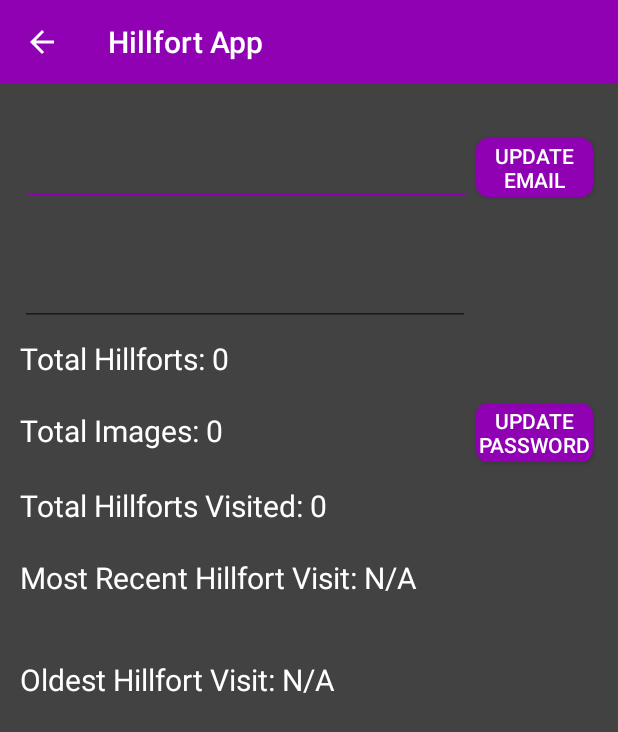
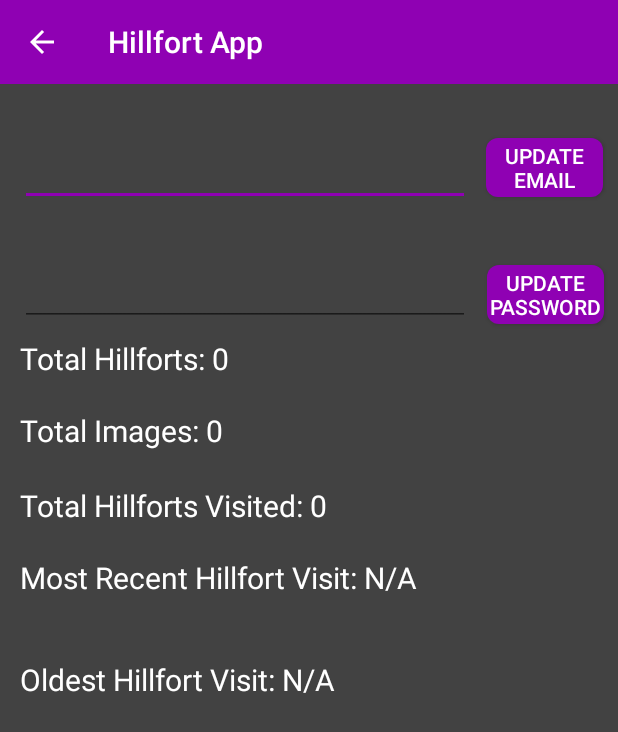
Before and after one commit to niallmul97/HillfortApp, an Android app: the SettingsActivity screen opened directly, with no data from a screen before it, after a tap on "UPDATE EMAIL", on a phone screen of 412 x 824 dp. Shown: the top 732 px of the screen. Run offline under Robolectric (Android 15) with nearby library versions, the phone set to English and light mode, and no system bars.

Commit message:
Model view presenter added to settings as well as minor ui changes

```diff
--- a/app/src/main/AndroidManifest.xml
+++ b/app/src/main/AndroidManifest.xml
@@ -16,9 +16,9 @@
             android:name=".activities.HillfortMapsActivity"
             android:label="@string/title_activity_hillfort_maps"
             android:theme="@style/AppTheme.NoActionBar"></activity>
-        <activity android:name=".activities.SettingsActivity" />
+        <activity android:name="views.settings.SettingsActivity" />
         <activity
-            android:name="views.login.LoginActivity"
+            android:name="views.login.LoginView"
             android:label="@string/title_activity_login"
             android:theme="@style/AppTheme.NoActionBar" />
 
--- a/app/src/main/java/com/example/hillfort/activities/SettingsActivity.kt
+++ /dev/null
@@ -1,173 +0,0 @@
-package com.example.hillfort.activities
-
-import androidx.appcompat.app.AppCompatActivity
-import android.os.Bundle
-import com.example.hillfort.R
-import com.example.hillfort.main.MainApp
-import kotlinx.android.synthetic.main.activity_maps.*
-import kotlinx.android.synthetic.main.activity_settings.*
-import org.jetbrains.anko.AnkoLogger
-import org.jetbrains.anko.toast
-import java.text.SimpleDateFormat
-import java.util.*
-import kotlin.collections.ArrayList
-
-class SettingsActivity : AppCompatActivity(), AnkoLogger {
-
-    lateinit var app : MainApp
-
-    override fun onCreate(savedInstanceState: Bundle?) {
-        super.onCreate(savedInstanceState)
-        app = application as MainApp
-        setContentView(R.layout.activity_settings)
-
-        //toolbar is setup
-        toolbarSettings.title = title
-        setSupportActionBar(toolbarSettings)
-
-        //up button activated
-        supportActionBar?.setDisplayHomeAsUpEnabled(true)
-
-        //displays the users email
-        displayEmail.setText(app.currentUser.email)
-
-        //displays the users password (not as plain text, current password cannot be seen)
-        displayPassword.setText(app.currentUser.password)
-
-        //displays the current amount of hillforts the logged in user has added
-        displayTotalHillforts.setText("Total Hillforts: "+ app.currentUser.hillforts.size)
-
-        //count of visited hillforts
-        var visitedCount = 0
-
-        //date formatter
-        val formatter = SimpleDateFormat("dd/MM/yyyy", Locale.ENGLISH )
-
-        //loops through all the current users' hillforts and iterates the count for each one visited
-        for (hillforts in app.currentUser.hillforts){
-            if (hillforts.visited){
-                visitedCount++
-            }
-        }
-
-        //display the number of visited hillforts
-        displayTotalHillfortsVisited.setText("Total Hillforts Visited: " +visitedCount)
-
-        //count for images
-        var imageCount = 0
-
-        //image count is set to the total number of images the current user has uploaded
-        app.currentUser.hillforts.forEach{
-            imageCount += it.image.size
-        }
-
-        //displays the amount of images
-        displayTotalImages.setText("Total Images: "+imageCount)
-
-        //initializes and arraylist for all the dates
-        var allDates: ArrayList<Date?> = ArrayList()
-
-        //loops through all the dates visited for every hillfort
-        app.currentUser.hillforts.forEach{
-
-            //when the date visited is not "", the date parsed as a valid date and is added to the arraylist
-            if (it.dateVisited != ""){
-                allDates.add(formatter.parse(it.dateVisited))
-            }
-        }
-
-        //so long as there is something in the arraylist
-        if (allDates.size > 0){
-
-            //the oldest visit becomes the first date in the arraylist
-            var oldestVisited = allDates[0]
-
-            //the newest visit becomes the first date in the arraylist
-            var newestVisited = allDates[0]
-
-            //loops through the arraylist
-            for (i in allDates){
-
-                //if any of the dates in the list are before the current oldest, that older date is now the new oldest date
-                if (i!!.before(oldestVisited)){
-                    oldestVisited = i
-                }
-
-                //if any of the dates in the list are after the current newest, that newer date is now the new newest date
-                if (i.after(newestVisited)){
-                    newestVisited = i
-                }
-            }
-            //displays the newest date
-            displayMostRecentlyVisited.setText("Most Recent Hillfort Visit: "+newestVisited)
-
-            //displays the oldest date
-            displayOldestVisited.setText("Oldest Hillfort Visit: "+oldestVisited)
-
-        }else{
-            //otherwise display that the newest and oldest dates are N/A
-            displayMostRecentlyVisited.setText("Most Recent Hillfort Visit: N/A")
-            displayOldestVisited.setText("Oldest Hillfort Visit: N/A")
-        }
-
-        //when the update email button is pressed
-        updateEmail.setOnClickListener {
-
-            //new email string is initialized
-            var newEmail = ""
-
-            //so long as the email in the text field is not the same as the current user's current email
-            if (displayEmail.text.toString() != app.currentUser.email){
-
-                //that email in the the text field is the aforementioned "newEmail"
-                newEmail = displayEmail.text.toString()
-
-                //if the newEmail is not ""
-                if (newEmail != ""){
-
-                    //if a user with the "newEmail" cannot be found
-                    if (app.users.findByEmail(newEmail) == null){
-
-                        //then current user's email is updated to the newEmail
-                        app.currentUser.email = newEmail
-                        app.users.update(app.currentUser)
-                        toast("Email updated")
-
-                        //otherwise a user with that email already exists
-                    } else toast("A user with that email already exists")
-
-                    //the email entered was ""
-                }else toast("Please enter a valid email")
-
-                //the email entered was the same as the current one
-            }else toast("Please enter a different email to your current one")
-        }
-
-        //when the update password button is pressed
-        updatePassword.setOnClickListener {
-
-            //newPassword is initialized as ""
-            var newPassword = ""
-
-            //if the password in the text field is not the same as the current user's current password
-            if (displayPassword.text.toString() != app.currentUser.password){
-
-                //then the newPassword is equal to what is in the text field
-                newPassword = displayPassword.text.toString()
-
-                //so log as the newPassword isn't "", the newPassword is set and the user is updated
-                if (newPassword != ""){
-                    app.currentUser.password = newPassword
-                    app.users.update(app.currentUser)
-                    toast("Password Updated")
-                }else toast("Please enter a valid password")
-            }else toast("Please enter a different password to your current one")
-        }
-    }
-
-    //up button is setup to act like the back button
-    override fun onSupportNavigateUp(): Boolean {
-        super.onBackPressed()
-        return true
-    }
-}
--- a/app/src/main/java/com/example/hillfort/activities/SplashActivity.kt
+++ b/app/src/main/java/com/example/hillfort/activities/SplashActivity.kt
@@ -5,7 +5,7 @@ import android.os.Bundle
 import android.os.Handler
 import androidx.appcompat.app.AppCompatActivity
 import com.example.hillfort.R
-import views.login.LoginActivity
+import views.login.LoginView
 
 class SplashActivity : AppCompatActivity() {
     private var mDelayHandler: Handler? = null
@@ -15,7 +15,7 @@ class SplashActivity : AppCompatActivity() {
         if (!isFinishing) {
 
             //Points to the login activity
-            val intent = Intent(applicationContext, LoginActivity::class.java)
+            val intent = Intent(applicationContext, LoginView::class.java)
             startActivity(intent)
             finish()
         }
--- a/app/src/main/java/views/hillfortList/HillfortListView.kt
+++ b/app/src/main/java/views/hillfortList/HillfortListView.kt
@@ -8,8 +8,8 @@ import android.view.Menu
 import android.view.MenuItem
 import androidx.recyclerview.widget.LinearLayoutManager
 import com.example.hillfort.R
-import views.login.LoginActivity
-import com.example.hillfort.activities.SettingsActivity
+import views.login.LoginView
+import views.settings.SettingsActivity
 import com.example.hillfort.main.MainApp
 import com.example.hillfort.models.HillfortModel
 import com.example.hillfort.models.UserModel
@@ -57,7 +57,7 @@ class HillfortListView : AppCompatActivity(), HillfortListener {
             R.id.logout ->{
                 app.currentUser = UserModel()
                 toast("Logout Successful")
-                startActivityForResult<LoginActivity>(0)
+                startActivityForResult<LoginView>(0)
                 finish()
             }
 
--- a/app/src/main/java/views/login/LoginPresenter.kt
+++ b/app/src/main/java/views/login/LoginPresenter.kt
@@ -1,16 +1,14 @@
 package views.login
 
-import androidx.core.content.ContextCompat.startActivity
 import com.example.hillfort.main.MainApp
 import com.example.hillfort.models.UserModel
 import kotlinx.android.synthetic.main.activity_login.*
 import models.generateRandomId
-import org.jetbrains.anko.intentFor
 import org.jetbrains.anko.startActivity
 import org.jetbrains.anko.toast
 import views.hillfortList.HillfortListView
 
-class LoginPresenter(val view: LoginActivity) {
+class LoginPresenter(val view: LoginView) {
     var app: MainApp
 
     init {
--- a/app/src/main/java/views/login/LoginActivity.kt
+++ b/app/src/main/java/views/login/LoginView.kt
@@ -13,7 +13,7 @@ import org.jetbrains.anko.intentFor
 import org.jetbrains.anko.toast
 import views.hillfortList.HillfortListView
 
-class LoginActivity : AppCompatActivity(), AnkoLogger {
+class LoginView : AppCompatActivity(), AnkoLogger {
 
     lateinit var app : MainApp
     lateinit var presenter: LoginPresenter
--- /dev/null
+++ b/app/src/main/java/views/settings/SettingsActivity.kt
@@ -0,0 +1,62 @@
+package views.settings
+
+import androidx.appcompat.app.AppCompatActivity
+import android.os.Bundle
+import com.example.hillfort.R
+import com.example.hillfort.main.MainApp
+import kotlinx.android.synthetic.main.activity_settings.*
+import org.jetbrains.anko.AnkoLogger
+import org.jetbrains.anko.toast
+import java.text.SimpleDateFormat
+import java.util.*
+import kotlin.collections.ArrayList
+
+class SettingsActivity : AppCompatActivity(), AnkoLogger {
+
+    lateinit var app : MainApp
+    lateinit var presenter: SettingsPresenter
+
+    override fun onCreate(savedInstanceState: Bundle?) {
+        super.onCreate(savedInstanceState)
+        app = application as MainApp
+        presenter = SettingsPresenter(this)
+        setContentView(R.layout.activity_settings)
+
+        //toolbar is setup
+        toolbarSettings.title = title
+        setSupportActionBar(toolbarSettings)
+
+        //up button activated
+        supportActionBar?.setDisplayHomeAsUpEnabled(true)
+
+        //displays the users email
+        presenter.doShowEmail()
+
+        //displays the users password (not as plain text, current password cannot be seen)
+        presenter.doShowPassword()
+
+        //displays the current amount of hillforts the logged in user has added
+        presenter.doTotalHillforts()
+
+        //displays total visits
+        presenter.doTotalVisits()
+
+        //displays total images
+        presenter.doTotalImages()
+
+        //displays oldest and most recent visits
+        presenter.doRecentAndOldestVisits()
+
+        //when the update email button is pressed
+        updateEmail.setOnClickListener {presenter.doUpdateEmail()}
+
+        //when the update password button is pressed
+        updatePassword.setOnClickListener {presenter.doUpdatePassword()}
+    }
+
+    //up button is setup to act like the back button
+    override fun onSupportNavigateUp(): Boolean {
+        super.onBackPressed()
+        return true
+    }
+}
--- /dev/null
+++ b/app/src/main/java/views/settings/SettingsPresenter.kt
@@ -0,0 +1,154 @@
+package views.settings
+
+import com.example.hillfort.main.MainApp
+import kotlinx.android.synthetic.main.activity_settings.*
+import org.jetbrains.anko.toast
+import java.text.SimpleDateFormat
+import java.util.*
+
+class SettingsPresenter(val view: SettingsActivity) {
+    var app: MainApp
+    val formatter = SimpleDateFormat("dd/MM/yyyy", Locale.ENGLISH )
+
+    init {
+        app = view.application as MainApp
+    }
+
+    fun doUpdatePassword(){
+        //newPassword is initialized as ""
+        var newPassword = ""
+
+        //if the password in the text field is not the same as the current user's current password
+        if (view.displayPassword.text.toString() != app.currentUser.password){
+
+            //then the newPassword is equal to what is in the text field
+            newPassword = view.displayPassword.text.toString()
+
+            //so log as the newPassword isn't "", the newPassword is set and the user is updated
+            if (newPassword != ""){
+                app.currentUser.password = newPassword
+                app.users.update(app.currentUser)
+                view.toast("Password Updated")
+            }else view.toast("Please enter a valid password")
+        }else view.toast("Please enter a different password to your current one")
+    }
+
+    fun doUpdateEmail(){
+        //new email string is initialized
+        var newEmail = ""
+
+        //so long as the email in the text field is not the same as the current user's current email
+        if (view.displayEmail.text.toString() != app.currentUser.email){
+
+            //that email in the the text field is the aforementioned "newEmail"
+            newEmail = view.displayEmail.text.toString()
+
+            //if the newEmail is not ""
+            if (newEmail != ""){
+
+                //if a user with the "newEmail" cannot be found
+                if (app.users.findByEmail(newEmail) == null){
+
+                    //then current user's email is updated to the newEmail
+                    app.currentUser.email = newEmail
+                    app.users.update(app.currentUser)
+                    view.toast("Email updated")
+
+                    //otherwise a user with that email already exists
+                } else view.toast("A user with that email already exists")
+
+                //the email entered was ""
+            }else view.toast("Please enter a valid email")
+
+            //the email entered was the same as the current one
+        }else view.toast("Please enter a different email to your current one")
+    }
+
+    fun doRecentAndOldestVisits(){
+        //initializes and arraylist for all the dates
+        var allDates: ArrayList<Date?> = ArrayList()
+
+        //loops through all the dates visited for every hillfort
+        app.currentUser.hillforts.forEach{
+
+            //when the date visited is not "", the date parsed as a valid date and is added to the arraylist
+            if (it.dateVisited != ""){
+                allDates.add(formatter.parse(it.dateVisited))
+            }
+        }
+
+        //so long as there is something in the arraylist
+        if (allDates.size > 0){
+
+            //the oldest visit becomes the first date in the arraylist
+            var oldestVisited = allDates[0]
+
+            //the newest visit becomes the first date in the arraylist
+            var newestVisited = allDates[0]
+
+            //loops through the arraylist
+            for (i in allDates){
+
+                //if any of the dates in the list are before the current oldest, that older date is now the new oldest date
+                if (i!!.before(oldestVisited)){
+                    oldestVisited = i
+                }
+
+                //if any of the dates in the list are after the current newest, that newer date is now the new newest date
+                if (i.after(newestVisited)){
+                    newestVisited = i
+                }
+            }
+            //displays the newest date
+            view.displayMostRecentlyVisited.setText("Most Recent Hillfort Visit: "+newestVisited)
+
+            //displays the oldest date
+            view.displayOldestVisited.setText("Oldest Hillfort Visit: "+oldestVisited)
+
+        }else{
+            //otherwise display that the newest and oldest dates are N/A
+            view.displayMostRecentlyVisited.setText("Most Recent Hillfort Visit: N/A")
+            view.displayOldestVisited.setText("Oldest Hillfort Visit: N/A")
+        }
+    }
+
+    fun doTotalHillforts(){
+        view.displayTotalHillforts.setText("Total Hillforts: "+ app.currentUser.hillforts.size)
+    }
+
+    fun doTotalImages(){
+        //count for images
+        var imageCount = 0
+
+        //image count is set to the total number of images the current user has uploaded
+        app.currentUser.hillforts.forEach{
+            imageCount += it.image.size
+        }
+
+        //displays the amount of images
+        view.displayTotalImages.setText("Total Images: "+imageCount)
+    }
+
+    fun doTotalVisits(){
+        //count of visited hillforts
+        var visitedCount = 0
+
+        //loops through all the current users' hillforts and iterates the count for each one visited
+        for (hillforts in app.currentUser.hillforts){
+            if (hillforts.visited){
+                visitedCount++
+            }
+        }
+
+        //display the number of visited hillforts
+        view.displayTotalHillfortsVisited.setText("Total Hillforts Visited: " +visitedCount)
+    }
+
+    fun doShowPassword(){
+        view.displayPassword.setText(app.currentUser.password)
+    }
+
+    fun doShowEmail(){
+        view.displayEmail.setText(app.currentUser.email)
+    }
+}
--- a/app/src/main/res/layout/activity_login.xml
+++ b/app/src/main/res/layout/activity_login.xml
@@ -5,7 +5,7 @@
     android:layout_width="match_parent"
     android:layout_height="match_parent"
     android:background="@color/cardview_dark_background"
-    tools:context="views.login.LoginActivity">
+    tools:context="views.login.LoginView">
 
     <androidx.constraintlayout.widget.ConstraintLayout
         android:id="@+id/constraintLayout"
--- a/app/src/main/res/layout/activity_settings.xml
+++ b/app/src/main/res/layout/activity_settings.xml
@@ -6,7 +6,7 @@
     android:layout_width="match_parent"
     android:layout_height="match_parent"
     android:background="@color/cardview_dark_background"
-    tools:context=".activities.SettingsActivity">
+    tools:context="views.settings.SettingsActivity">
 
     <com.google.android.material.appbar.AppBarLayout
         android:id="@+id/appBarLayout"
@@ -35,7 +35,7 @@
         android:textColor="@color/colorPrimary"
         android:textSize="20sp"
         app:layout_constraintEnd_toEndOf="parent"
-        app:layout_constraintHorizontal_bias="0.125"
+        app:layout_constraintHorizontal_bias="0.117"
         app:layout_constraintStart_toStartOf="parent"
         app:layout_constraintTop_toBottomOf="@+id/appBarLayout" />
 
@@ -134,12 +134,10 @@
         android:background="@drawable/rounded_button"
         android:text="@string/updateEmail"
         android:textColor="@color/colorPrimary"
-        app:layout_constraintBottom_toBottomOf="parent"
         app:layout_constraintEnd_toEndOf="parent"
-        app:layout_constraintHorizontal_bias="0.157"
+        app:layout_constraintHorizontal_bias="0.526"
         app:layout_constraintStart_toEndOf="@+id/displayEmail"
-        app:layout_constraintTop_toBottomOf="@+id/appBarLayout"
-        app:layout_constraintVertical_bias="0.0" />
+        app:layout_constraintTop_toBottomOf="@+id/appBarLayout" />
 
     <Button
         android:id="@+id/updatePassword"
@@ -147,15 +145,12 @@
         android:layout_height="39dp"
         android:layout_marginTop="45dp"
         android:layout_marginEnd="8dp"
-        android:layout_marginBottom="516dp"
         android:background="@drawable/rounded_button"
         android:text="@string/updatePassword"
         android:textColor="@color/colorPrimary"
-        app:layout_constraintBottom_toBottomOf="parent"
         app:layout_constraintEnd_toEndOf="parent"
-        app:layout_constraintHorizontal_bias="0.333"
+        app:layout_constraintHorizontal_bias="0.916"
         app:layout_constraintStart_toEndOf="@+id/displayPassword"
-        app:layout_constraintTop_toBottomOf="@+id/updateEmail"
-        app:layout_constraintVertical_bias="1.0" />
+        app:layout_constraintTop_toBottomOf="@+id/updateEmail" />
 
 </androidx.constraintlayout.widget.ConstraintLayout>
```
